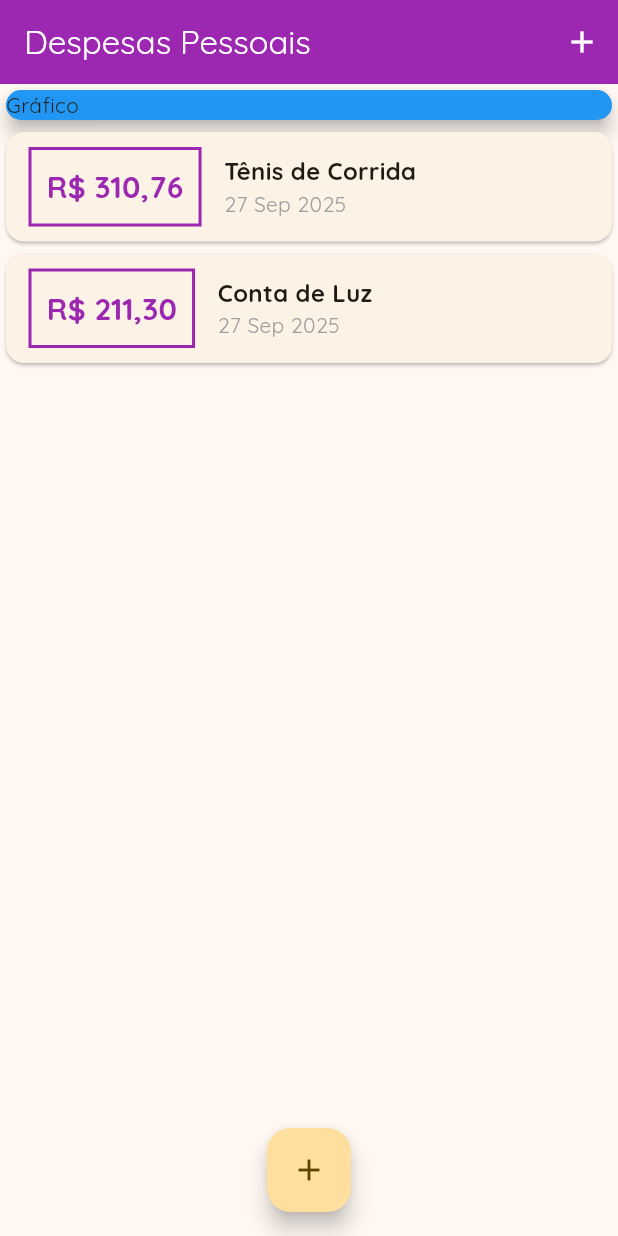
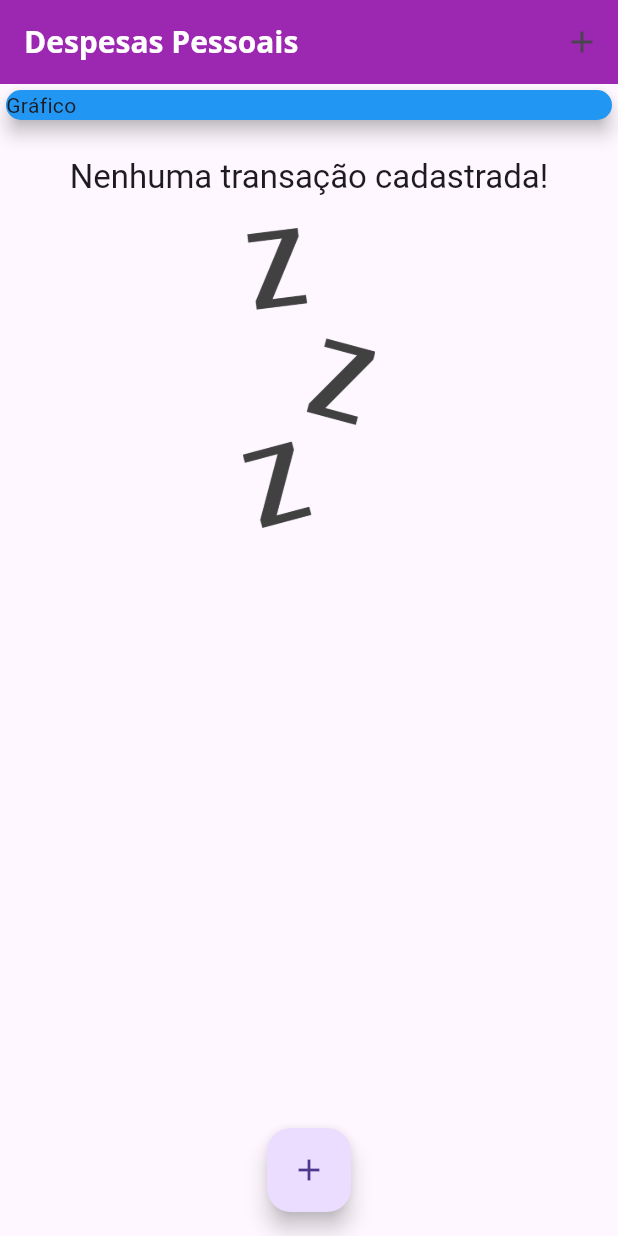
Before and after one commit to gPagio/curso-udemy-aprenda-flutter-e-desenvolva-apps-para-android-e-ios, a Flutter app: the screen it shows after launch, on a phone screen of 412 x 824 dp. Run offline on Flutter 3.47's test engine with Material 3 defaults, Android fonts, the phone set to English and light mode, and no system bars.

Commit message:
feat: secao 4 27/09/2025 12:16

```diff
--- a/expenses/lib/components/transaction_list.dart
+++ b/expenses/lib/components/transaction_list.dart
@@ -16,7 +16,25 @@ class TransactionList extends StatelessWidget {
   Widget build(BuildContext context) {
     return SizedBox(
       height: 600,
-      child: ListView.builder(
+      child: _transactions.isEmpty
+          ? Column(
+              children: [
+                SizedBox(height: 20),
+                Text(
+                  "Nenhuma transação cadastrada!",
+                  style: Theme.of(context).textTheme.titleLarge,
+                ),
+                SizedBox(height: 20),
+                SizedBox(
+                  height: 200,
+                  child: Image.asset(
+                    'assets/images/waiting.png',
+                    fit: BoxFit.cover,
+                  ),
+                ),
+              ],
+            )
+          : ListView.builder(
               itemCount: _transactions.length,
               itemBuilder: (ctx, index) {
                 final Transaction indexTransaction = _transactions[index];
@@ -24,7 +42,10 @@ class TransactionList extends StatelessWidget {
                   child: Row(
                     children: [
                       Container(
-                  margin: EdgeInsets.symmetric(horizontal: 15, vertical: 10),
+                        margin: EdgeInsets.symmetric(
+                          horizontal: 15,
+                          vertical: 10,
+                        ),
                         decoration: BoxDecoration(
                           border: Border.all(
                             color: Theme.of(context).colorScheme.primary,
--- a/expenses/lib/main.dart
+++ b/expenses/lib/main.dart
@@ -11,23 +11,33 @@ void main() {
 }
 
 class ExpensesApp extends StatelessWidget {
-  const ExpensesApp({super.key});
+  ExpensesApp({super.key});
+  final ThemeData tema = ThemeData();
 
   @override
   Widget build(BuildContext context) {
     return MaterialApp(
-      home: MyHomePage(),
-      theme: ThemeData(
-        useMaterial3: true,
-        fontFamily: 'Quicksand',
-        appBarTheme: AppBarTheme(
-          backgroundColor: Colors.purple,
-          foregroundColor: Colors.white,
-        ),
-        colorScheme: ColorScheme.fromSeed(
-          seedColor: Colors.amber,
+      home: const MyHomePage(),
+      theme: tema.copyWith(
+        colorScheme: tema.colorScheme.copyWith(
           primary: Colors.purple,
           secondary: Colors.amber,
+        ),
+        textTheme: tema.textTheme.copyWith(
+          headlineLarge: const TextStyle(
+            fontFamily: 'OpenSans',
+            fontSize: 18,
+            fontWeight: FontWeight.bold,
+            color: Colors.black,
+          ),
+        ),
+        appBarTheme: const AppBarTheme(
+          backgroundColor: Colors.purple,
+          titleTextStyle: TextStyle(
+            fontFamily: 'OpenSans',
+            fontSize: 20,
+            fontWeight: FontWeight.bold,
+          ),
         ),
       ),
     );
@@ -42,20 +52,7 @@ class MyHomePage extends StatefulWidget {
 }
 
 class _MyHomePageState extends State<MyHomePage> {
-  final _transactions = [
-    Transaction(
-      id: "t1",
-      title: "Tênis de Corrida",
-      value: 310.76,
-      date: DateTime.now(),
-    ),
-    Transaction(
-      id: "t2",
-      title: "Conta de Luz",
-      value: 211.30,
-      date: DateTime.now(),
-    ),
-  ];
+  final List<Transaction> _transactions = [];
 
   _addTransaction(String title, double value) {
     final newTransaction = Transaction(
--- a/expenses/pubspec.yaml
+++ b/expenses/pubspec.yaml
@@ -60,9 +60,8 @@ flutter:
   uses-material-design: true
 
   # To add assets to your application, add an assets section, like this:
-  # assets:
-  #   - images/a_dot_burr.jpeg
-  #   - images/a_dot_ham.jpeg
+  assets:
+    - assets/images/waiting.png
 
   # An image asset can refer to one or more resolution-specific "variants", see
   # https://flutter.dev/to/resolution-aware-images
```
Also changed, not shown: expenses/assets/images/waiting.png (added). Lines whose indentation alone changed are shown as unchanged.
